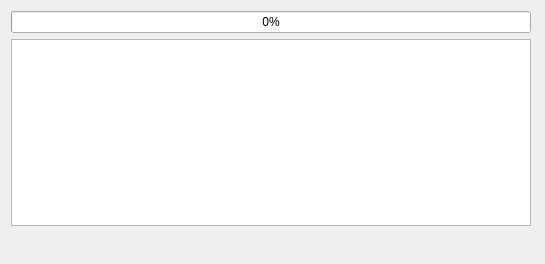
First picture: the form in apps/ide/nes/designers/graphicsbankeditorform.ui, repository christopherpow/nesicide, before the edit.
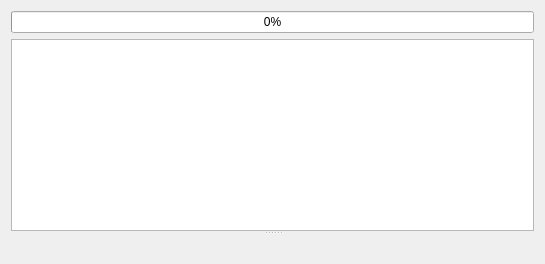
Second picture: the form after the edit.

```diff
--- a/apps/ide/nes/designers/graphicsbankeditorform.ui
+++ b/apps/ide/nes/designers/graphicsbankeditorform.ui
@@ -16,14 +16,19 @@
   <property name="windowTitle">
    <string>Form</string>
   </property>
-  <layout class="QVBoxLayout" name="verticalLayout_2">
-   <item>
+  <layout class="QGridLayout" name="gridLayout">
+   <item row="0" column="0">
+    <widget class="QSplitter" name="splitter">
+     <property name="orientation">
+      <enum>Qt::Vertical</enum>
+     </property>
+     <widget class="QWidget" name="">
     <layout class="QVBoxLayout" name="verticalLayout">
      <property name="rightMargin">
-      <number>3</number>
+        <number>0</number>
      </property>
      <property name="bottomMargin">
-      <number>3</number>
+        <number>0</number>
      </property>
      <item>
       <widget class="QProgressBar" name="gauge">
@@ -73,8 +78,7 @@
       </widget>
      </item>
     </layout>
-   </item>
-   <item>
+     </widget>
     <widget class="QFrame" name="frame">
      <property name="sizePolicy">
       <sizepolicy hsizetype="Expanding" vsizetype="Expanding">
@@ -95,6 +99,7 @@
       <enum>QFrame::Raised</enum>
      </property>
      <layout class="QGridLayout" name="gridLayout_3"/>
+     </widget>
     </widget>
    </item>
   </layout>
```
Lines whose indentation alone changed are shown as unchanged.
